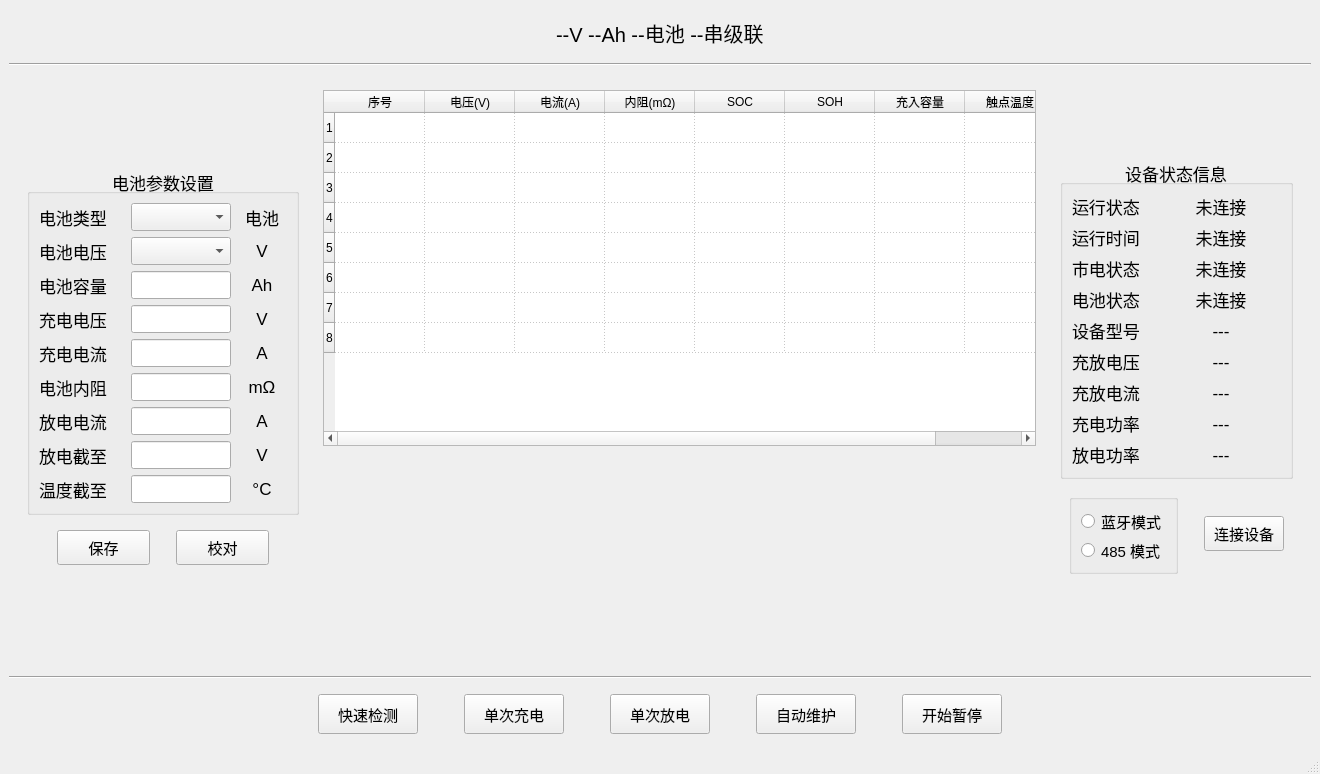
ryanwong1999/BatteryMaster_Qt, file mainwindow.ui: the form before one commit.
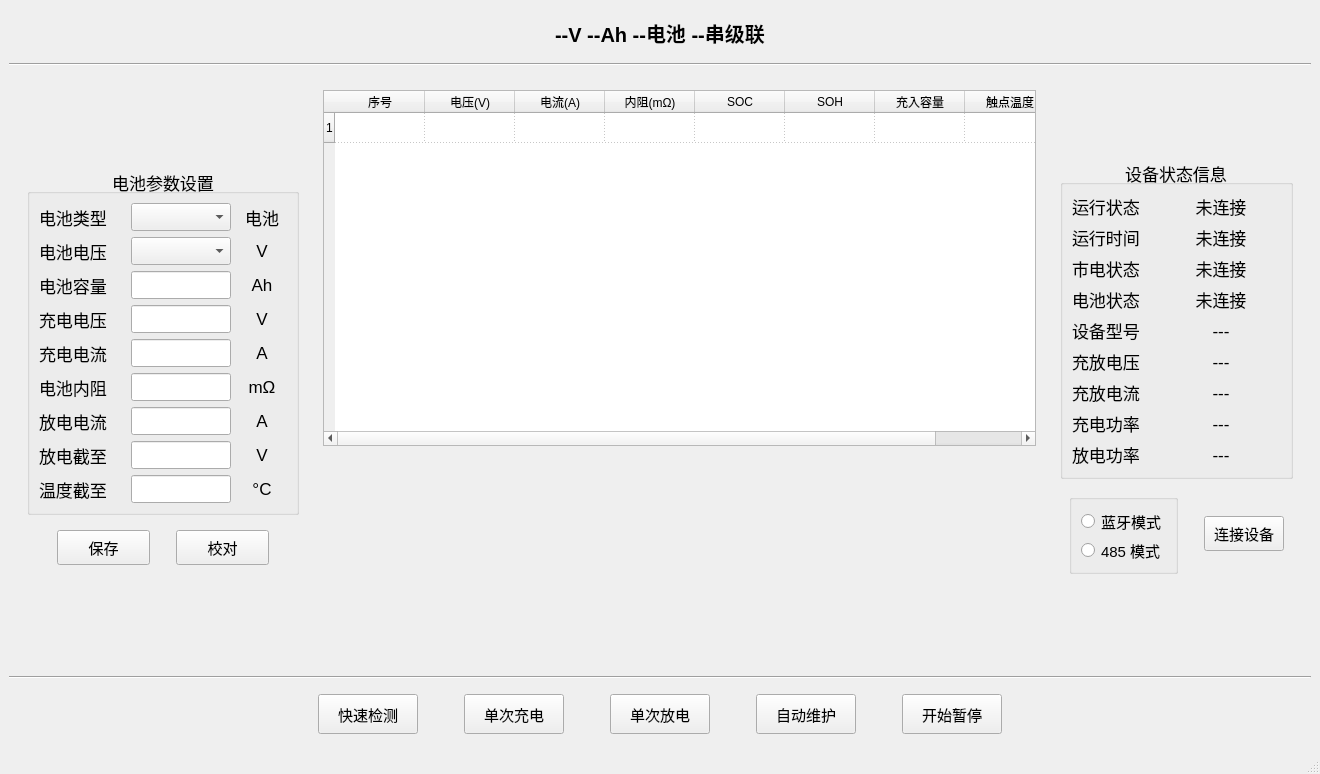
The form after the commit.

What changed in the file:
```diff
--- a/mainwindow.ui
+++ b/mainwindow.ui
@@ -47,6 +47,8 @@
          <property name="font">
           <font>
            <pointsize>15</pointsize>
+           <weight>75</weight>
+           <bold>true</bold>
           </font>
          </property>
          <property name="text">
@@ -774,64 +776,10 @@
               <string>1</string>
              </property>
             </row>
-            <row>
-             <property name="text">
-              <string>2</string>
-             </property>
-            </row>
-            <row>
-             <property name="text">
-              <string>3</string>
-             </property>
-            </row>
-            <row>
-             <property name="text">
-              <string>4</string>
-             </property>
-            </row>
-            <row>
-             <property name="text">
-              <string>5</string>
-             </property>
-            </row>
-            <row>
-             <property name="text">
-              <string>6</string>
-             </property>
-            </row>
-            <row>
-             <property name="text">
-              <string>7</string>
-             </property>
-            </row>
-            <row>
-             <property name="text">
-              <string>8</string>
-             </property>
-            </row>
             <column>
              <property name="text">
               <string>序号</string>
              </property>
-             <property name="textAlignment">
-              <set>AlignCenter</set>
-             </property>
-             <property name="background">
-              <color>
-               <red>242</red>
-               <green>242</green>
-               <blue>242</blue>
-              </color>
-             </property>
-             <property name="foreground">
-              <brush brushstyle="NoBrush">
-               <color alpha="255">
-                <red>0</red>
-                <green>0</green>
-                <blue>0</blue>
-               </color>
-              </brush>
-             </property>
             </column>
             <column>
              <property name="text">
@@ -868,31 +816,6 @@
               <string>触点温度</string>
              </property>
             </column>
-            <item row="0" column="0">
-             <property name="text">
-              <string/>
-             </property>
-             <property name="textAlignment">
-              <set>AlignCenter</set>
-             </property>
-             <property name="background">
-              <brush brushstyle="NoBrush">
-               <color alpha="255">
-                <red>242</red>
-                <green>242</green>
-                <blue>242</blue>
-               </color>
-              </brush>
-             </property>
-            </item>
-            <item row="4" column="2">
-             <property name="text">
-              <string/>
-             </property>
-             <property name="textAlignment">
-              <set>AlignCenter</set>
-             </property>
-            </item>
            </widget>
           </item>
           <item>
```
Left out of the diff: 2 changed lines with no effect on the pictures.
